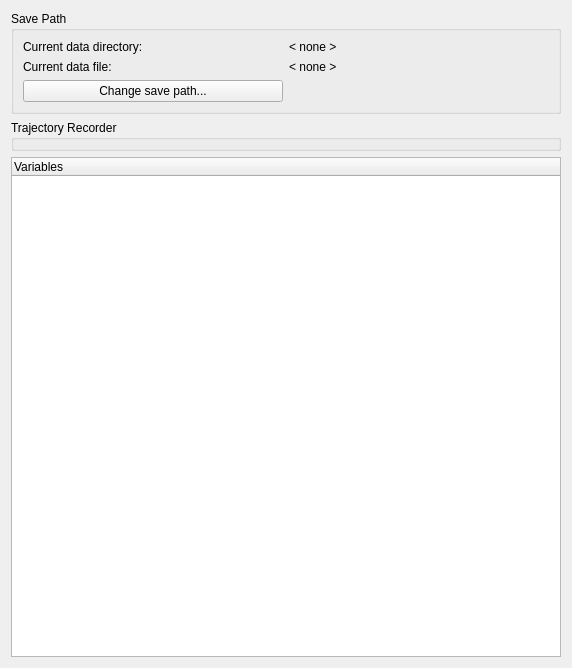
The window that modules/datarecorder/datarecorder_dialog.ui (tud-hri/joan) describes before a commit, drawn with Qt 5.
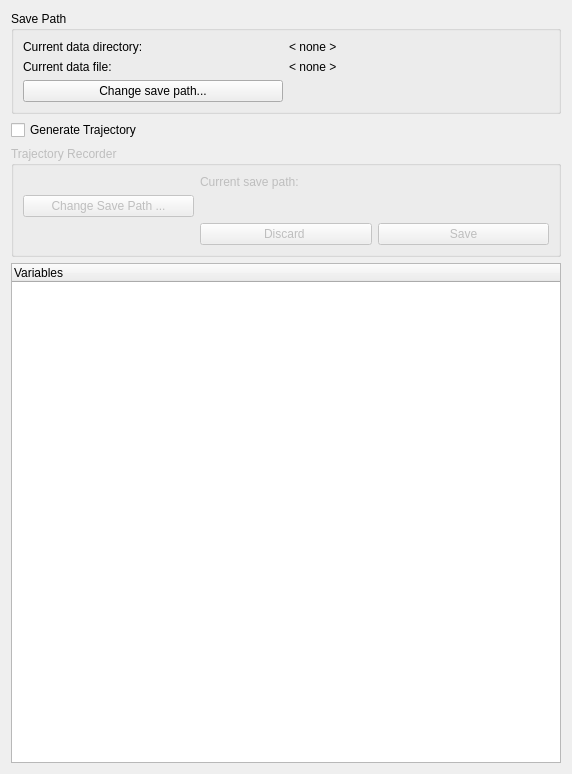
The same window after the commit.

Commit message: gui functionality trajectory recorder

What changed in the file:
```diff
--- a/modules/datarecorder/datarecorder_dialog.ui
+++ b/modules/datarecorder/datarecorder_dialog.ui
@@ -7,7 +7,7 @@
     <x>0</x>
     <y>0</y>
     <width>568</width>
-    <height>648</height>
+    <height>732</height>
    </rect>
   </property>
   <property name="minimumSize">
@@ -78,10 +78,57 @@
     </widget>
    </item>
    <item>
-    <widget class="QGroupBox" name="groupBox">
+    <widget class="QCheckBox" name="check_trajectory">
+     <property name="text">
+      <string>Generate Trajectory</string>
+     </property>
+    </widget>
+   </item>
+   <item>
+    <widget class="QGroupBox" name="group_traj">
+     <property name="enabled">
+      <bool>false</bool>
+     </property>
      <property name="title">
       <string>Trajectory Recorder</string>
      </property>
+     <layout class="QGridLayout" name="gridLayout_2">
+      <item row="5" column="2">
+       <widget class="QPushButton" name="btn_save">
+        <property name="text">
+         <string>Save</string>
+        </property>
+       </widget>
+      </item>
+      <item row="1" column="0">
+       <widget class="QPushButton" name="btn_trajectory_path">
+        <property name="text">
+         <string>Change Save Path ...</string>
+        </property>
+       </widget>
+      </item>
+      <item row="5" column="1">
+       <widget class="QPushButton" name="btn_discard">
+        <property name="text">
+         <string>Discard </string>
+        </property>
+       </widget>
+      </item>
+      <item row="1" column="1" colspan="2">
+       <widget class="QLabel" name="label_trajectory_path">
+        <property name="text">
+         <string>&lt;path&gt;</string>
+        </property>
+       </widget>
+      </item>
+      <item row="0" column="1" colspan="2">
+       <widget class="QLabel" name="path_title">
+        <property name="text">
+         <string>Current save path:</string>
+        </property>
+       </widget>
+      </item>
+     </layout>
     </widget>
    </item>
    <item>
```
Left out of the diff: 12 changed lines with no effect on the pictures. The commit also changes 1 other file.
